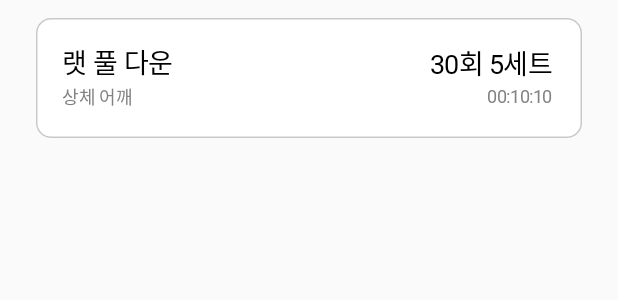
After one commit to Ajou-Capston-09-HELPT/Android_Manager, an Android app: the layout item_exercise_record.xml on its own in the app's theme, with its tools: preview values and no code run, on a phone screen of 412 x 824 dp. The commit adds this screen. Shown: the top 300 px of the screen. Run offline under Robolectric (Android 15) with nearby library versions, the phone set to English and light mode, and no system bars.

Commit message:
:lipstick: 회원 운동 기록 조회 UI 작성

```diff
--- a/app/build.gradle
+++ b/app/build.gradle
@@ -93,4 +93,7 @@ dependencies {
 
     implementation 'de.hdodenhof:circleimageview:3.1.0'
 
+    // calendar
+    implementation 'com.github.prolificinteractive:material-calendarview:2.0.1'
+    implementation 'com.jakewharton.threetenabp:threetenabp:1.2.1'
 }
--- /dev/null
+++ b/app/src/main/res/drawable/exercise_record_bg.xml
@@ -0,0 +1,23 @@
+<vector
+    xmlns:android="http://schemas.android.com/apk/res/android"
+    xmlns:aapt="http://schemas.android.com/aapt"
+    android:width="364dp"
+    android:height="80dp"
+    android:viewportWidth="364"
+    android:viewportHeight="80"
+    >
+    <group>
+        <clip-path
+            android:pathData="M10 0H354C359.523 0 364 4.47715 364 10V70C364 75.5228 359.523 80 354 80H10C4.47715 80 0 75.5228 0 70V10C0 4.47715 4.47715 0 10 0Z"
+            />
+        <path
+            android:pathData="M0 0V80H364V0"
+            android:fillColor="#FFFFFF"
+            />
+        <path
+            android:pathData="M10 0H354C359.523 0 364 4.47715 364 10V70C364 75.5228 359.523 80 354 80H10C4.47715 80 0 75.5228 0 70V10C0 4.47715 4.47715 0 10 0Z"
+            android:strokeWidth="2"
+            android:strokeColor="#C9C9C9"
+            />
+    </group>
+</vector>
--- /dev/null
+++ b/app/src/main/res/layout/item_exercise_record.xml
@@ -0,0 +1,94 @@
+<?xml version="1.0" encoding="utf-8"?>
+<androidx.constraintlayout.widget.ConstraintLayout xmlns:android="http://schemas.android.com/apk/res/android"
+    xmlns:app="http://schemas.android.com/apk/res-auto"
+    android:layout_width="match_parent"
+    android:layout_height="wrap_content">
+
+    <androidx.constraintlayout.widget.ConstraintLayout
+        android:layout_width="364dp"
+        android:layout_height="80dp"
+        android:layout_marginStart="24dp"
+        android:layout_marginTop="12dp"
+        android:layout_marginEnd="24dp"
+        android:background="@drawable/exercise_record_bg"
+        app:layout_constraintEnd_toEndOf="parent"
+        app:layout_constraintStart_toStartOf="parent"
+        app:layout_constraintTop_toTopOf="parent">
+
+        <TextView
+            android:id="@+id/tvExerciseRecordName"
+            android:layout_width="wrap_content"
+            android:layout_height="wrap_content"
+            android:layout_marginStart="17dp"
+            android:layout_marginTop="18dp"
+            android:gravity="top"
+            android:lineSpacingExtra="5sp"
+            android:text="@string/stringExerciseRecordName"
+            android:textAppearance="@style/styleExerciseRecordName"
+            android:translationY="-2.7sp"
+            app:layout_constraintStart_toStartOf="parent"
+            app:layout_constraintTop_toTopOf="parent" />
+
+        <TextView
+            android:id="@+id/tvExerciseRecordPart"
+            android:layout_width="wrap_content"
+            android:layout_height="wrap_content"
+            android:text="@string/stringExerciseRecordPart"
+            android:textAppearance="@style/styleExerciseRecordPart"
+            android:lineSpacingExtra="4sp"
+            android:translationY="-1.84sp"
+            android:gravity="top"
+            android:layout_marginStart="17dp"
+            android:layout_marginTop="0dp"
+            app:layout_constraintStart_toStartOf="parent"
+            app:layout_constraintTop_toBottomOf="@id/tvExerciseRecordName"
+            />
+
+        <TextView
+            android:id="@+id/tvExerciseRecordSets"
+            android:layout_width="wrap_content"
+            android:layout_height="wrap_content"
+            android:layout_marginTop="18dp"
+            android:layout_marginEnd="19dp"
+            android:gravity="top"
+            android:lineSpacingExtra="4sp"
+            android:text="@string/stringExerciseRecordSets"
+            android:textAppearance="@style/styleExerciseRecordReps"
+            android:translationY="-1.84sp"
+            app:layout_constraintEnd_toEndOf="parent"
+            app:layout_constraintTop_toTopOf="parent" />
+
+        <TextView
+            android:id="@+id/tvExerciseRecordReps"
+            android:layout_width="wrap_content"
+            android:layout_height="wrap_content"
+            android:layout_marginTop="18dp"
+            android:layout_marginEnd="3dp"
+            android:gravity="top"
+            android:lineSpacingExtra="4sp"
+            android:text="@string/stringExerciseRecordReps"
+            android:textAppearance="@style/styleExerciseRecordReps"
+            android:translationY="-1.84sp"
+            app:layout_constraintEnd_toStartOf="@id/tvExerciseRecordSets"
+            app:layout_constraintTop_toTopOf="parent" />
+
+        <TextView
+            android:id="@+id/tvExerciseRecordTime"
+            android:layout_width="wrap_content"
+            android:layout_height="wrap_content"
+            android:layout_marginTop="0dp"
+            android:layout_marginEnd="19dp"
+            android:gravity="top"
+            android:lineSpacingExtra="4sp"
+            android:text="@string/stringExerciseRecordTime"
+            android:textAppearance="@style/styleExerciseRecordTime"
+            android:translationY="-1.84sp"
+            app:layout_constraintEnd_toEndOf="parent"
+            app:layout_constraintTop_toBottomOf="@id/tvExerciseRecordReps" />
+
+
+
+
+    </androidx.constraintlayout.widget.ConstraintLayout>
+
+</androidx.constraintlayout.widget.ConstraintLayout>
--- a/app/src/main/res/values/strings.xml
+++ b/app/src/main/res/values/strings.xml
@@ -86,11 +86,34 @@
     <string name="stringMemberDetailMembershipContent">
         2023.11.20 ~ 2024.04.20
     </string>
-
-
     <string name="stringMemberDetailShowExerciseRecord">
         운동기록
     </string>
+    <string name="stringMemberDetailExerciseRecordName">
+        최윤서
+    </string>
+    <string name="stringMemberDetailExerciseRecordName_2">
+        님의 운동기록
+    </string>
+    <string name="stringExerciseRecordDate">
+        %1$d월 %2$d일 운동기록
+    </string>
+    <string name="stringExerciseRecordName">
+        랫 풀 다운
+    </string>
+    <string name="stringExerciseRecordPart">
+        상체 어깨
+    </string>
+    <string name="stringExerciseRecordReps">
+        30회
+    </string>
+    <string name="stringExerciseRecordSets">
+        5세트
+    </string>
+    <string name="stringExerciseRecordTime">
+        00:10:10
+    </string>
+
 
 
 
--- a/app/src/main/res/values/styles.xml
+++ b/app/src/main/res/values/styles.xml
@@ -5,7 +5,7 @@
         <item name="android:textSize">24sp</item>
         <item name="android:letterSpacing">-0.02</item>
         <item name="android:textColor">#000000</item>
-        <item name="android:fontFamily">@font/pretendard</item>
+        <item name="android:fontFamily">@font/pretendard_bold</item>
     </style>
     <style name="styleMembershipPrice">
         <item name="android:textSize">16sp</item>
@@ -66,14 +66,42 @@
         <item name="android:textColor">#828282</item>
         <item name="android:fontFamily">@font/pretendard</item>
     </style>
-
     <style name="styleMemberDetailShowExerciseRecord">
         <item name="android:textSize">14sp</item>
         <item name="android:letterSpacing">-0.02</item>
         <item name="android:textColor">#FFFFFF</item>
         <item name="android:fontFamily">@font/pretendard</item>
     </style>
-
+    <style name="styleExerciseRecordDate">
+        <item name="android:textSize">20sp</item>
+        <item name="android:letterSpacing">-0.02</item>
+        <item name="android:textColor">#000000</item>
+        <item name="android:fontFamily">@font/pretendard_bold</item>
+    </style>
+    <style name="styleExerciseRecordName">
+        <item name="android:textSize">18sp</item>
+        <item name="android:letterSpacing">-0.02</item>
+        <item name="android:textColor">#000000</item>
+        <item name="android:fontFamily">@font/pretendard_bold</item>
+    </style>
+    <style name="styleExerciseRecordPart">
+        <item name="android:textSize">12sp</item>
+        <item name="android:letterSpacing">-0.02</item>
+        <item name="android:textColor">#828282</item>
+        <item name="android:fontFamily">@font/pretendard</item>
+    </style>
+    <style name="styleExerciseRecordReps">
+        <item name="android:textSize">18sp</item>
+        <item name="android:letterSpacing">-0.02</item>
+        <item name="android:textColor">#000000</item>
+        <item name="android:fontFamily">@font/pretendard_bold</item>
+    </style>
+    <style name="styleExerciseRecordTime">
+        <item name="android:textSize">12sp</item>
+        <item name="android:letterSpacing">-0.02</item>
+        <item name="android:textColor">#828282</item>
+        <item name="android:fontFamily">@font/pretendard</item>
+    </style>
     <!-- MemberDetail Style -->
 
 
--- a/gradle.properties
+++ b/gradle.properties
@@ -26,3 +26,5 @@ android.nonFinalResIds=false
 
 #SDK ?? ??
 android.suppressUnsupportedCompileSdk=34
+
+android.enableJetifier=true
--- a/settings.gradle
+++ b/settings.gradle
@@ -11,6 +11,7 @@ dependencyResolutionManagement {
         google()
         mavenCentral()
         maven { url 'https://devrepo.kakao.com/nexus/content/groups/public/' }
+        maven { url 'https://jitpack.io' }
     }
 }
 rootProject.name = "HELPTManager"
```
Also changed, not shown: app/src/main/java/com/ajou/helptmanager/memberDetail/ExerciseRecord.kt (added, +9 -0 lines), app/src/main/java/com/ajou/helptmanager/memberDetail/ExerciseRecordAdapter.kt (added, +41 -0 lines), app/src/main/java/com/ajou/helptmanager/memberDetail/MemberDetail.kt (added, +10 -0 lines), app/src/main/java/com/ajou/helptmanager/memberDetail/MemberDetailExerciseRecordFragment.kt (added, +81 -0 lines), app/src/main/java/com/ajou/helptmanager/memberDetail/MemberDetailFragment.kt (+12 -7 lines), app/src/main/java/com/ajou/helptmanager/memberDetail/TestMemberDetailActivity.kt (+2 -7 lines), app/src/main/res/layout/activity_test_member_detail.xml (+11 -1 lines), app/src/main/res/layout/fragment_member_detail.xml (+26 -17 lines), app/src/main/res/layout/fragment_member_detail_exercise_record.xml (added, +118 -0 lines), app/src/main/res/navigation/memberdetail_graph.xml (added, +26 -0 lines).
